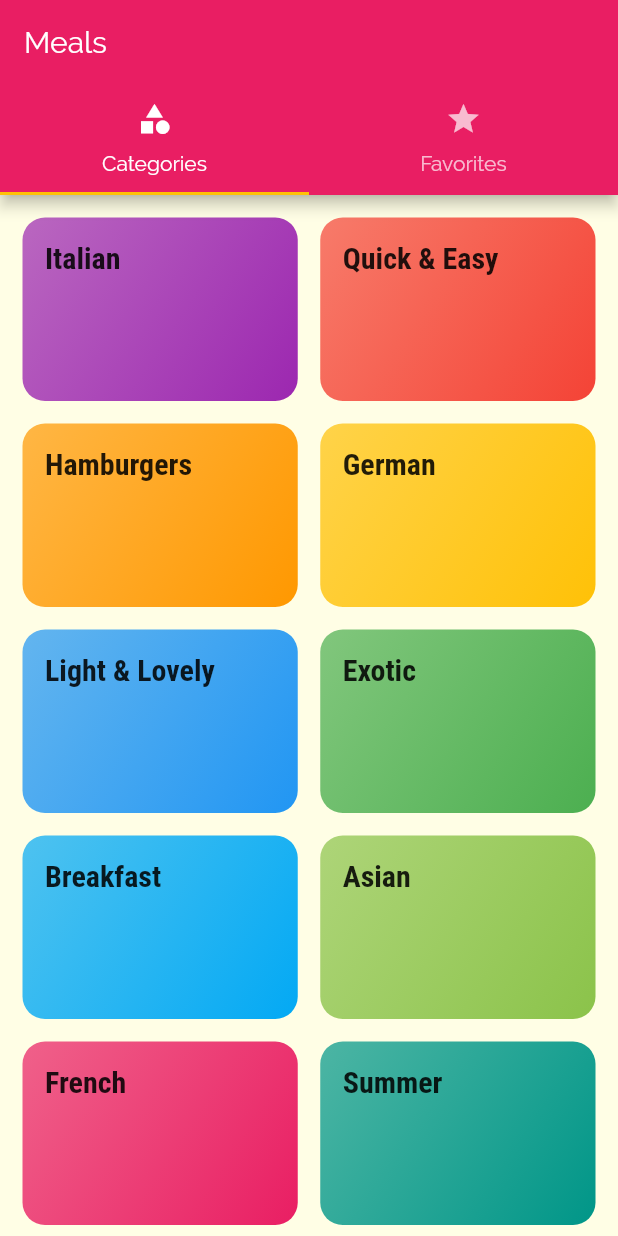
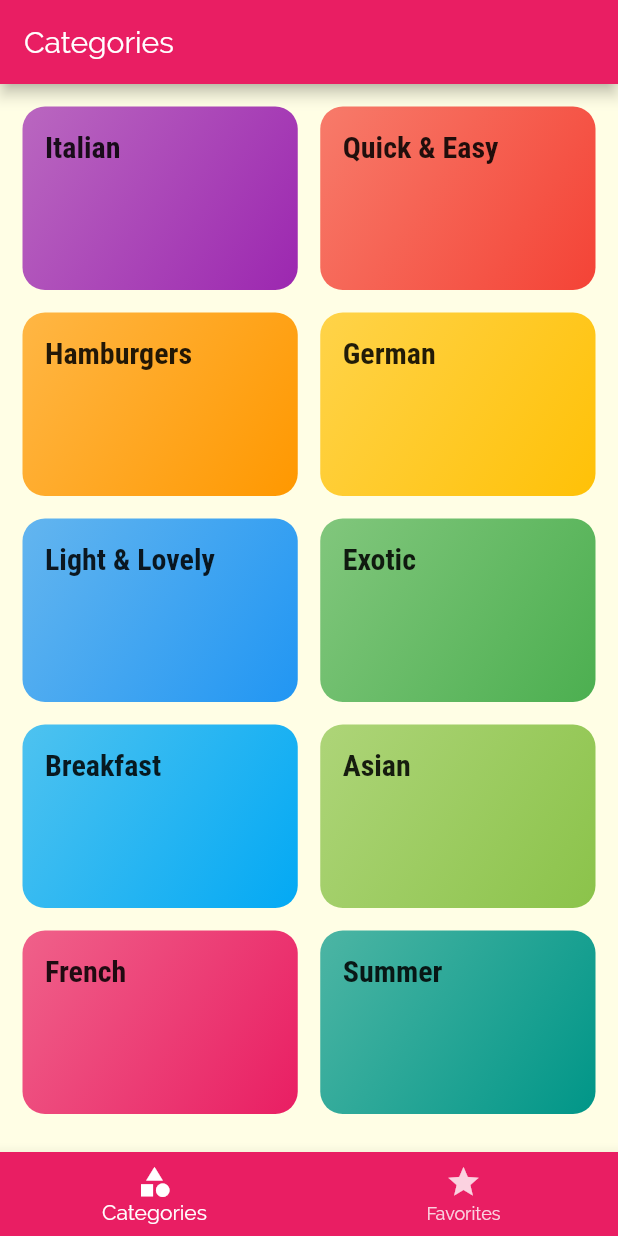
Before and after one commit to zallek/flutter-course-meals, a Flutter app: the screen it shows after launch, on a phone screen of 412 x 824 dp. Run offline on Flutter 3.47's test engine with Material 2 defaults, Android fonts, the phone set to English and light mode, and no system bars.

```diff
--- a/lib/screens/tabs_screen.dart
+++ b/lib/screens/tabs_screen.dart
@@ -9,32 +9,47 @@ class TabsScreen extends StatefulWidget {
 }
 
 class _TabsScreenState extends State<TabsScreen> {
+  List<Map<String, Object>> _pages = [
+    {
+      'title': 'Categories',
+      'page': CategoriesScreen(),
+    },
+    {
+      'title': 'Your Favorite',
+      'page': FavoritesScreen(),
+    },
+  ];
+  int _selectedPageIndex = 0;
+
+  void _selectPage(int index) {
+    setState(() {
+      _selectedPageIndex = index;
+    });
+  }
+
   @override
   Widget build(BuildContext context) {
-    return DefaultTabController(
-      length: 2,
-      child: Scaffold(
-        appBar: AppBar(
-          title: Text('Meals'),
-          bottom: TabBar(
-            tabs: <Widget>[
-              Tab(
-                icon: Icon(Icons.category),
-                text: 'Categories',
-              ),
-              Tab(
-                icon: Icon(Icons.star),
-                text: 'Favorites',
-              ),
-            ],
+    return Scaffold(
+      appBar: AppBar(
+        title: Text(_pages[_selectedPageIndex]['title']),
+      ),
+      body: _pages[_selectedPageIndex]['page'],
+      bottomNavigationBar: BottomNavigationBar(
+        backgroundColor: Theme.of(context).primaryColor,
+        selectedItemColor: Colors.white,
+        unselectedItemColor: Colors.white.withOpacity(0.8),
+        currentIndex: _selectedPageIndex,
+        onTap: _selectPage,
+        items: [
+          BottomNavigationBarItem(
+            icon: Icon(Icons.category),
+            title: Text('Categories'),
           ),
-        ),
-        body: TabBarView(
-          children: <Widget>[
-            CategoriesScreen(),
-            FavoritesScreen(),
-          ],
-        ),
+          BottomNavigationBarItem(
+            icon: Icon(Icons.star),
+            title: Text('Favorites'),
+          ),
+        ],
       ),
     );
   }
```
